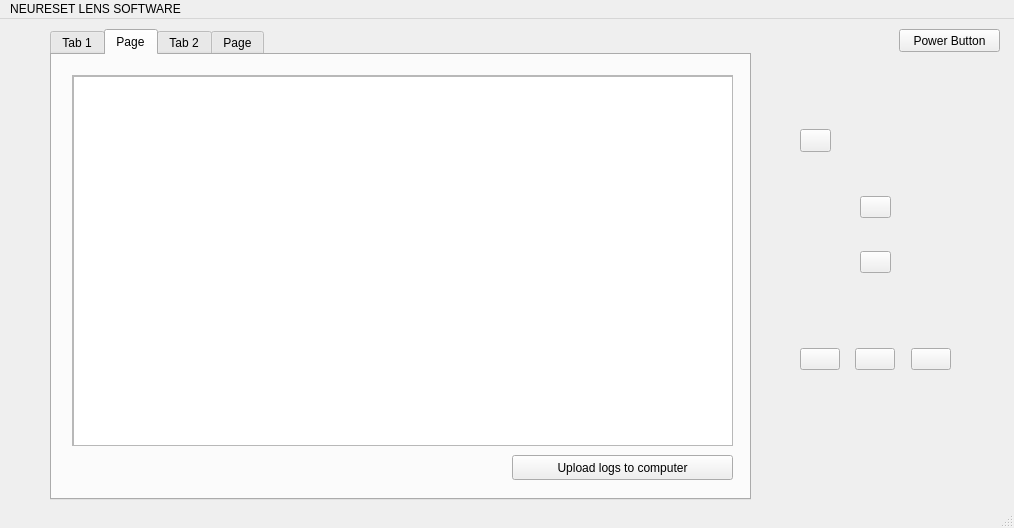
CATBOYCOWBOY/COMP3004A4, file mainwindow.ui: the form before one commit.
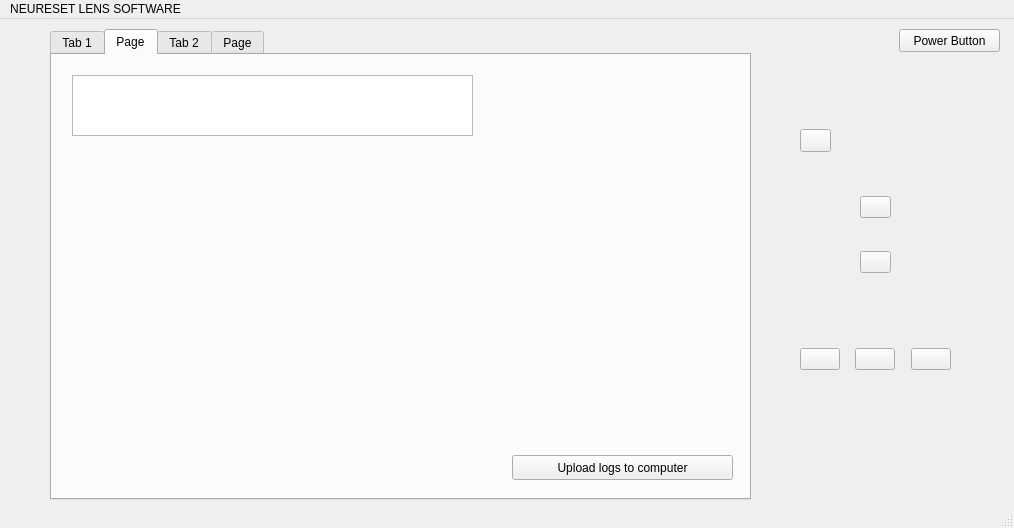
The form after the commit. Icons and pictures are not drawn. Custom widgets are drawn as their Qt base class.

Commit message: it is not reading the file now and I'm angry

Patch:
```diff
--- a/mainwindow.ui
+++ b/mainwindow.ui
@@ -110,38 +110,15 @@
        <string>Upload logs to computer</string>
       </property>
      </widget>
-     <widget class="QScrollArea" name="logsScrollArea">
+     <widget class="QListWidget" name="sessionsList">
       <property name="geometry">
        <rect>
         <x>20</x>
         <y>20</y>
-        <width>661</width>
-        <height>371</height>
+        <width>401</width>
+        <height>61</height>
        </rect>
       </property>
-      <property name="widgetResizable">
-       <bool>true</bool>
-      </property>
-      <widget class="QWidget" name="scrollAreaWidgetContents_2">
-       <property name="geometry">
-        <rect>
-         <x>0</x>
-         <y>0</y>
-         <width>659</width>
-         <height>369</height>
-        </rect>
-       </property>
-       <widget class="QListWidget" name="sessionsList">
-        <property name="geometry">
-         <rect>
-          <x>0</x>
-          <y>0</y>
-          <width>661</width>
-          <height>371</height>
-         </rect>
-        </property>
-       </widget>
-      </widget>
      </widget>
      <zorder>logsScrollArea</zorder>
      <zorder>uploadLogsToComputerButton</zorder>
```
Left out of the diff: 2 changed lines with no effect on the pictures. The commit also changes 2 other files.
